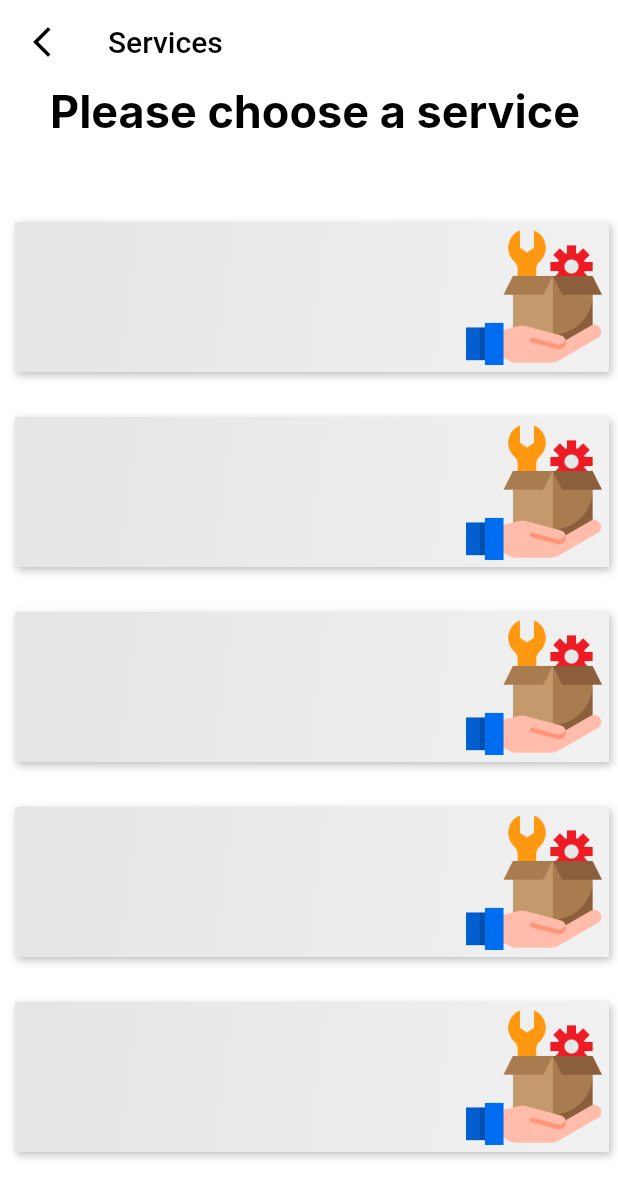
After one commit to seyyednaquib/apartment_management_system, a Flutter app: the ServicePageMain screen opened directly, on a phone screen of 412 x 824 dp. The commit adds this screen. Shown: the top 1198 px of the screen. Run offline on Flutter 3.47's test engine with Material 2 defaults, Android fonts, the phone set to English and light mode, and no system bars; our stand-ins replace bubble_tab_indicator, firebase_auth, firebase_core, firebase_database, firebase_storage, flutter_svg and 3 more; missing offline and left inert: avatars; accounts and stored records are empty.

Commit message:
announcement complaint home and service ui

```diff
--- /dev/null
+++ b/lib/MVVM/VIEW/services.dart
@@ -0,0 +1,60 @@
+import 'package:apartment_management_system/Contoller/bindings/root.dart';
+import 'package:apartment_management_system/MVVM/VIEW/announcement_main.dart';
+import 'package:apartment_management_system/MVVM/VIEW/announcment_details.dart';
+import 'package:apartment_management_system/MVVM/VIEW/complaint_create.dart';
+import 'package:apartment_management_system/MVVM/VIEW/event/event_main.dart';
+import 'package:apartment_management_system/MVVM/VIEW/widgets/appbar_widget.dart';
+import 'package:apartment_management_system/MVVM/VIEW/widgets/menuContainer_widget.dart';
+import 'package:apartment_management_system/MVVM/VIEW/widgets/menuForServices.dart';
+import 'package:flutter/material.dart';
+import 'package:get/get.dart';
+import 'package:google_fonts/google_fonts.dart';
+
+import '../../Contoller/announcement_controller.dart';
+import '../../Model/announcement.dart';
+
+class ServicePageMain extends StatefulWidget {
+  const ServicePageMain({Key? key}) : super(key: key);
+
+  @override
+  State<ServicePageMain> createState() => _ServicePageMainState();
+}
+
+class _ServicePageMainState extends State<ServicePageMain> {
+  @override
+  Widget build(BuildContext context) {
+    return Scaffold(
+      backgroundColor: Color.fromARGB(255, 255, 255, 255),
+      appBar: buildAppBar(context, 'Services'),
+      body: Column(children: [
+        Padding(
+          padding: const EdgeInsets.only(left: 8.0, bottom: 16),
+          child: Column(
+            crossAxisAlignment: CrossAxisAlignment.start,
+            children: [
+              Text('Please choose a service',
+                  style: GoogleFonts.inter(
+                      fontSize: 30,
+                      fontWeight: FontWeight.w700,
+                      color: Colors.black))
+            ],
+          ),
+        ),
+        SizedBox(height: 25),
+        ListView(
+          physics: ClampingScrollPhysics(),
+          shrinkWrap: true,
+          scrollDirection: Axis.vertical,
+          padding: EdgeInsets.only(left: 10, right: 6),
+          children: [
+            buildMenuService(context, ServicePageMain()),
+            buildMenuService(context, ServicePageMain()),
+            buildMenuService(context, ServicePageMain()),
+            buildMenuService(context, ServicePageMain()),
+            buildMenuService(context, ServicePageMain()),
+          ],
+        ),
+      ]),
+    );
+  }
+}
--- /dev/null
+++ b/lib/MVVM/VIEW/widgets/menuForServices.dart
@@ -0,0 +1,38 @@
+import 'package:flutter/material.dart';
+import 'package:flutter_svg/flutter_svg.dart';
+import 'package:get/get.dart';
+
+Container buildMenuService(BuildContext context, Widget navigatTo) {
+  return Container(
+      decoration: new BoxDecoration(
+        boxShadow: [
+          BoxShadow(
+            color: Colors.black26,
+            blurRadius: 4,
+            offset: Offset(1, 2), // Shadow position
+          ),
+        ],
+        color: Colors.purple,
+        gradient: new LinearGradient(colors: [
+          Color.fromARGB(255, 241, 241, 241),
+          Color.fromARGB(255, 230, 229, 229)
+        ], begin: Alignment.centerRight, end: new Alignment(-1.0, -1.0)),
+      ),
+      height: 100,
+      width: 100,
+      margin: EdgeInsets.only(top: 15, bottom: 15),
+      child: InkWell(
+        onTap: (() => Get.to(navigatTo)),
+        child: Stack(children: [
+          Positioned(
+            top: 0,
+            right: 0,
+            child: (Image(
+              image: AssetImage('assets/images/service.png'),
+              height: 100,
+              width: 100,
+            )),
+          ),
+        ]),
+      ));
+}
--- a/lib/Model/announcement.dart
+++ b/lib/Model/announcement.dart
@@ -14,9 +14,9 @@ class AnnouncementModel {
 
   factory AnnouncementModel.fromRTDB(Map<String, dynamic> data) {
     return AnnouncementModel(
-        content: data['content'] ?? 'drink',
-        title: data['title'] ?? 'UnknownSs',
-        date: data['dateCreated'] ?? 'TIME',
+        content: data['content'] ?? 'unk',
+        title: data['title'] ?? 'unk',
+        date: data['dateCreated'] ?? 'unk',
         ImgUrl: data['ImgUrl'] ??
             'http://clipart-library.com/images/8cEjdgeXi.jpg');
   }
--- a/pubspec.yaml
+++ b/pubspec.yaml
@@ -72,7 +72,11 @@ flutter:
 
   # To add assets to your application, add an assets section, like this:
   assets:
-   - assets/images/
+   - assets/images/announcement.png
+   - assets/images/event.png
+   - assets/images/complaint.png
+   - assets/images/service.png
+   - assets/images/store.png
    - assets/svg/
   #   - images/a_dot_burr.jpeg
   #   - images/a_dot_ham.jpeg
```
Also changed, not shown: lib/MVVM/VIEW/home.dart (+56 -47 lines), lib/MVVM/VIEW/widgets/menuContainer_widget.dart (added, +33 -0 lines), assets/images/announcement.png (added), assets/images/anon.jpg (deleted), assets/images/complaint.png (added), assets/images/discussion.png (added), assets/images/event.png, assets/images/portfolio.png (added), assets/images/service.png (added), assets/images/shop.png (added), assets/images/store.png (added), assets/images/suitcase.png (added), lib/Model/service.dart (added).
